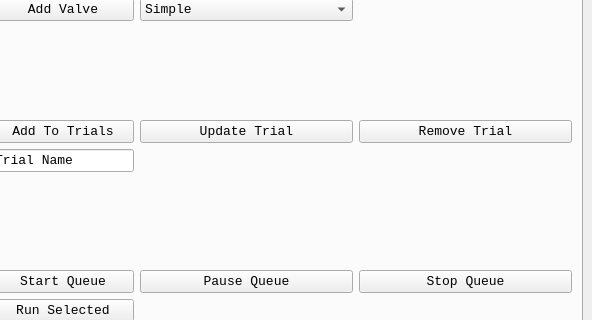
tobiasackels/PulseBoy, file PulseBoyUI.ui: the form before one commit; both pictures show x 637 to 1229 and y 91 to 411 of the 1229 by 856 pixel window.
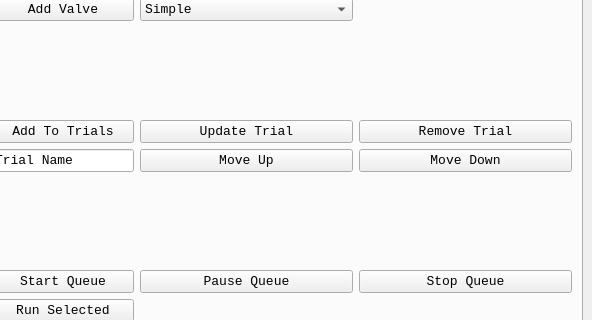
The form after the commit. The open tabs and pages were chosen to show the change. Custom widgets are drawn as their Qt base class.

Commit message: Bug fix in queue running, updating and implemented moving trials up and down

```diff
--- a/PulseBoyUI.ui
+++ b/PulseBoyUI.ui
@@ -423,6 +423,20 @@
           </property>
          </widget>
         </item>
+        <item row="3" column="1">
+         <widget class="QPushButton" name="moveUpButton">
+          <property name="text">
+           <string>Move Up</string>
+          </property>
+         </widget>
+        </item>
+        <item row="3" column="2">
+         <widget class="QPushButton" name="moveDownButton">
+          <property name="text">
+           <string>Move Down</string>
+          </property>
+         </widget>
+        </item>
        </layout>
       </widget>
      </widget>
```
Left out of the diff: 2 changed lines with no effect on the pictures. The commit also changes 3 other files.
